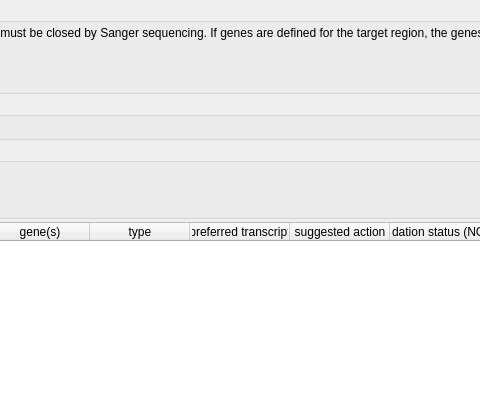
Old version of the form src/GSvar/GapDialog.ui in the repository imgag/ngs-bits; both pictures show x 314 to 794 and y 0 to 393 of the 1000 by 600 pixel window.
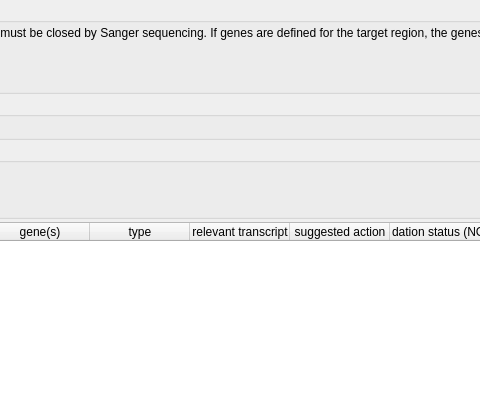
New version of the form. Icons and pictures are not drawn.

Commit message: GSvar: now relevant transcripts are used where preferred transcripts were used before (we have MANE transcripts now and thus preferred transcripts are not longer needed for many genes)

The edit to the form file:
```diff
--- a/src/GSvar/GapDialog.ui
+++ b/src/GSvar/GapDialog.ui
@@ -325,7 +325,7 @@
      </column>
      <column>
       <property name="text">
-       <string>preferred transcript</string>
+       <string>relevant transcript</string>
       </property>
       <property name="toolTip">
        <string>&lt;html&gt;&lt;head/&gt;&lt;body&gt;&lt;p&gt;Shows if the gap overlaps a preferred transcript.&lt;/p&gt;&lt;p&gt;Gaps overlapping the splice region (up to 20 bases from coding region), are marked with '&lt;span style=&quot; font-style:italic;&quot;&gt;yes (splice region)&lt;/span&gt;'.&lt;/p&gt;&lt;p&gt;&lt;br/&gt;If no preferred transcripts are defined for the gene(s), 'not defined' is shown.&lt;/p&gt;&lt;/body&gt;&lt;/html&gt;</string>
```
Left out of the diff: 16 changed lines with no effect on the pictures. The commit also changes 22 other files.
